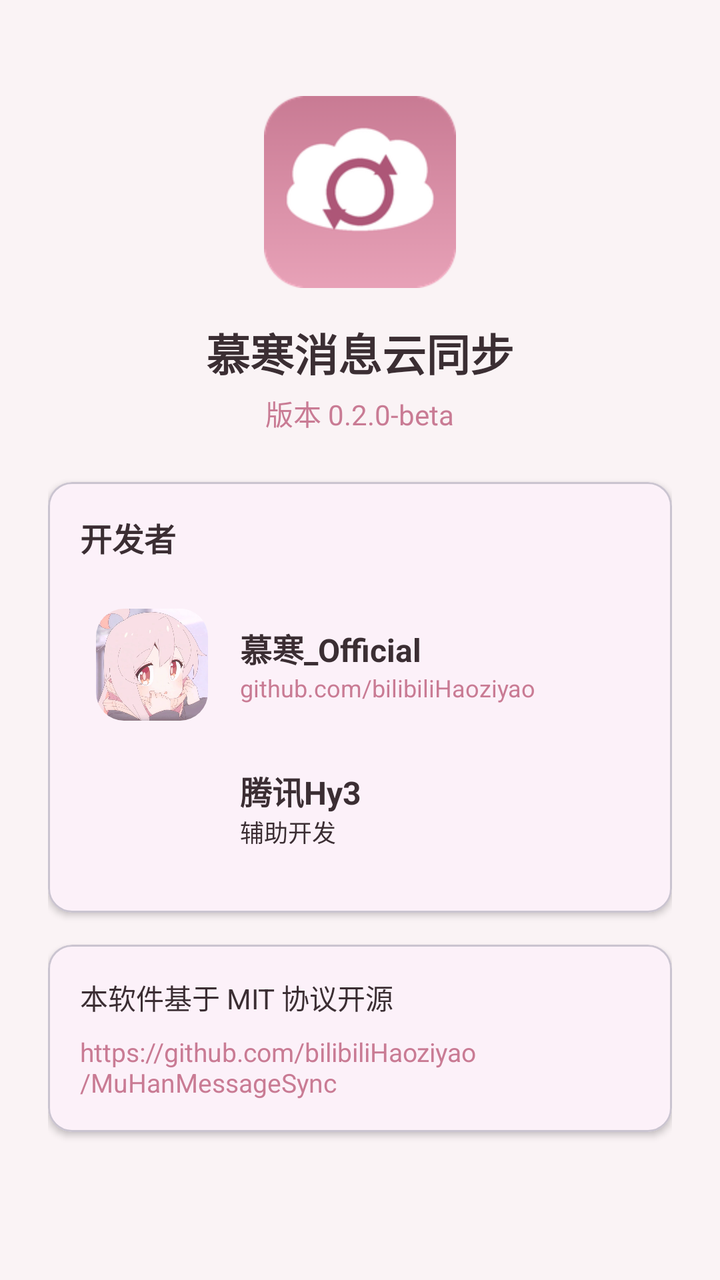
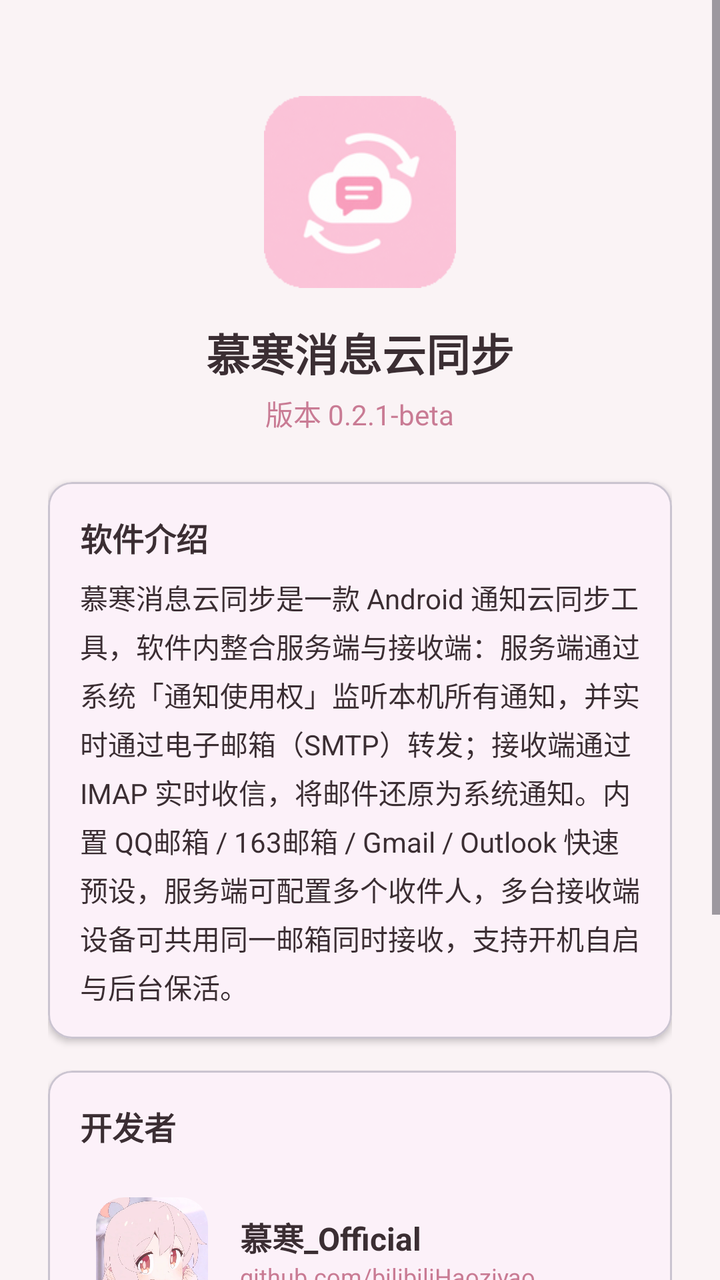

An Android layout rendered at two revisions. The XML below is the earlier revision; the diff shows what the commit changed to produce the second picture.
<!-- AndroidManifest.xml: application theme Theme.MuHanSync -->
<!-- res/layout/activity_about.xml -->
<?xml version="1.0" encoding="utf-8"?>
<ScrollView xmlns:android="http://schemas.android.com/apk/res/android"
    xmlns:app="http://schemas.android.com/apk/res-auto"
    android:layout_width="match_parent"
    android:layout_height="match_parent"
    android:background="@color/background"
    android:fillViewport="true">

    <LinearLayout
        android:layout_width="match_parent"
        android:layout_height="wrap_content"
        android:gravity="center_horizontal"
        android:orientation="vertical"
        android:padding="24dp">

        <ImageView
            android:layout_width="96dp"
            android:layout_height="96dp"
            android:layout_marginTop="24dp"
            android:contentDescription="@string/app_name"
            android:src="@mipmap/ic_launcher" />

        <TextView
            android:layout_width="wrap_content"
            android:layout_height="wrap_content"
            android:layout_marginTop="16dp"
            android:text="@string/app_name"
            android:textColor="@color/text_main"
            android:textSize="22sp"
            android:textStyle="bold" />

        <TextView
            android:layout_width="wrap_content"
            android:layout_height="wrap_content"
            android:layout_marginTop="4dp"
            android:text="@string/version_text"
            android:textColor="@color/primary_dark"
            android:textSize="14sp" />

        <com.google.android.material.card.MaterialCardView
            android:layout_width="match_parent"
            android:layout_height="wrap_content"
            android:layout_marginTop="24dp"
            app:cardCornerRadius="12dp"
            app:cardElevation="2dp">

            <LinearLayout
                android:layout_width="match_parent"
                android:layout_height="wrap_content"
                android:orientation="vertical"
                android:padding="16dp">

                <TextView
                    android:layout_width="wrap_content"
                    android:layout_height="wrap_content"
                    android:text="开发者"
                    android:textColor="@color/text_main"
                    android:textSize="16sp"
                    android:textStyle="bold" />

                
                <LinearLayout
                    android:id="@+id/devMuhan"
                    android:layout_width="match_parent"
                    android:layout_height="wrap_content"
                    android:layout_marginTop="16dp"
                    android:background="?attr/selectableItemBackground"
                    android:gravity="center_vertical"
                    android:orientation="horizontal"
                    android:padding="8dp">

                    <ImageView
                        android:id="@+id/imgMuhan"
                        android:layout_width="56dp"
                        android:layout_height="56dp"
                        android:background="@drawable/rounded_rect"
                        android:clipToOutline="true"
                        android:contentDescription="慕寒_Official"
                        android:outlineProvider="background"
                        android:scaleType="centerCrop"
                        android:src="@drawable/muhan_avatar" />

                    <LinearLayout
                        android:layout_width="0dp"
                        android:layout_height="wrap_content"
                        android:layout_marginStart="16dp"
                        android:layout_weight="1"
                        android:orientation="vertical">

                        <TextView
                            android:layout_width="wrap_content"
                            android:layout_height="wrap_content"
                            android:text="慕寒_Official"
                            android:textColor="@color/text_main"
                            android:textSize="16sp"
                            android:textStyle="bold" />

                        <TextView
                            android:layout_width="wrap_content"
                            android:layout_height="wrap_content"
                            android:text="github.com/bilibiliHaoziyao"
                            android:textColor="@color/primary_dark"
                            android:textSize="12sp" />
                    </LinearLayout>
                </LinearLayout>

                
                <LinearLayout
                    android:id="@+id/devHy3"
                    android:layout_width="match_parent"
                    android:layout_height="wrap_content"
                    android:background="?attr/selectableItemBackground"
                    android:gravity="center_vertical"
                    android:orientation="horizontal"
                    android:padding="8dp">

                    <ImageView
                        android:layout_width="56dp"
                        android:layout_height="56dp"
                        android:contentDescription="腾讯Hy3"
                        android:padding="8dp"
                        android:src="@android:drawable/sym_def_app_icon" />

                    <LinearLayout
                        android:layout_width="0dp"
                        android:layout_height="wrap_content"
                        android:layout_marginStart="16dp"
                        android:layout_weight="1"
                        android:orientation="vertical">

                        <TextView
                            android:layout_width="wrap_content"
                            android:layout_height="wrap_content"
                            android:text="腾讯Hy3"
                            android:textColor="@color/text_main"
                            android:textSize="16sp"
                            android:textStyle="bold" />

                        <TextView
                            android:layout_width="wrap_content"
                            android:layout_height="wrap_content"
                            android:text="@string/role_assistant_dev"
                            android:textColor="@color/text_main"
                            android:textSize="12sp" />
                    </LinearLayout>
                </LinearLayout>
            </LinearLayout>
        </com.google.android.material.card.MaterialCardView>

        <com.google.android.material.card.MaterialCardView
            android:layout_width="match_parent"
            android:layout_height="wrap_content"
            android:layout_marginTop="16dp"
            android:layout_marginBottom="24dp"
            app:cardCornerRadius="12dp"
            app:cardElevation="2dp">

            <LinearLayout
                android:layout_width="match_parent"
                android:layout_height="wrap_content"
                android:orientation="vertical"
                android:padding="16dp">

                <TextView
                    android:layout_width="wrap_content"
                    android:layout_height="wrap_content"
                    android:text="@string/license_text"
                    android:textColor="@color/text_main"
                    android:textSize="14sp" />

                <TextView
                    android:id="@+id/tvRepo"
                    android:layout_width="wrap_content"
                    android:layout_height="wrap_content"
                    android:layout_marginTop="8dp"
                    android:background="?attr/selectableItemBackground"
                    android:text="@string/repo_url"
                    android:textColor="@color/primary_dark"
                    android:textSize="13sp" />
            </LinearLayout>
        </com.google.android.material.card.MaterialCardView>
    </LinearLayout>
</ScrollView>
<!-- resources referenced by this layout -->
<resources>
  <color name="background">#FAF3F5</color>
  <color name="primary_dark">#C97B94</color>
  <color name="text_main">#3B2E33</color>
  <!-- drawable muhan_avatar: png bitmap (drawable-nodpi, 211037 bytes) -->
  <!-- drawable rounded_rect (drawable) -->
  <?xml version="1.0" encoding="utf-8"?>
  <shape xmlns:android="http://schemas.android.com/apk/res/android"
      android:shape="rectangle">
      <solid android:color="@color/surface" />
      <corners android:radius="14dp" />
  </shape>
  <!-- mipmap ic_launcher: png bitmap (mipmap-hdpi, 4637 bytes) -->
  <string name="app_name">慕寒消息云同步</string>
  <string name="license_text">本软件基于 MIT 协议开源</string>
  <string name="repo_url">https://github.com/bilibiliHaoziyao/MuHanMessageSync</string>
  <string name="role_assistant_dev">辅助开发</string>
  <string name="version_text">版本 0.2.0-beta</string>
  <style name="Theme.MuHanSync" parent="Theme.Material3.Light.NoActionBar">
          <item name="colorPrimary">@color/primary</item>
          <item name="colorPrimaryDark">@color/primary_dark</item>
          <item name="colorSecondary">@color/accent</item>
          <item name="android:colorBackground">@color/background</item>
          <item name="android:statusBarColor">@color/primary_dark</item>
      </style>
  <color name="surface">#FFFFFF</color>
  <color name="primary">#E8A2B8</color>
  <color name="accent">#F5C2D0</color>
</resources>

<!-- the commit's change to res/layout/activity_about.xml (unified diff, before → after) -->
@@ -37,10 +37,43 @@
             android:textColor="@color/primary_dark"
             android:textSize="14sp" />
 
+        
         <com.google.android.material.card.MaterialCardView
             android:layout_width="match_parent"
             android:layout_height="wrap_content"
             android:layout_marginTop="24dp"
+            app:cardCornerRadius="12dp"
+            app:cardElevation="2dp">
+
+            <LinearLayout
+                android:layout_width="match_parent"
+                android:layout_height="wrap_content"
+                android:orientation="vertical"
+                android:padding="16dp">
+
+                <TextView
+                    android:layout_width="wrap_content"
+                    android:layout_height="wrap_content"
+                    android:text="@string/intro_title"
+                    android:textColor="@color/text_main"
+                    android:textSize="16sp"
+                    android:textStyle="bold" />
+
+                <TextView
+                    android:layout_width="match_parent"
+                    android:layout_height="wrap_content"
+                    android:layout_marginTop="8dp"
+                    android:lineSpacingExtra="4dp"
+                    android:text="@string/intro_content"
+                    android:textColor="@color/text_main"
+                    android:textSize="14sp" />
+            </LinearLayout>
+        </com.google.android.material.card.MaterialCardView>
+
+        <com.google.android.material.card.MaterialCardView
+            android:layout_width="match_parent"
+            android:layout_height="wrap_content"
+            android:layout_marginTop="16dp"
             app:cardCornerRadius="12dp"
             app:cardElevation="2dp">
 
@@ -110,39 +143,24 @@
                     android:layout_width="match_parent"
                     android:layout_height="wrap_content"
                     android:background="?attr/selectableItemBackground"
-                    android:gravity="center_vertical"
-                    android:orientation="horizontal"
+                    android:orientation="vertical"
                     android:padding="8dp">
 
-                    <ImageView
-                        android:layout_width="56dp"
-                        android:layout_height="56dp"
-                        android:contentDescription="腾讯Hy3"
-                        android:padding="8dp"
-                        android:src="@android:drawable/sym_def_app_icon" />
-
-                    <LinearLayout
-                        android:layout_width="0dp"
+                    <TextView
+                        android:layout_width="wrap_content"
                         android:layout_height="wrap_content"
-                        android:layout_marginStart="16dp"
-                        android:layout_weight="1"
-                        android:orientation="vertical">
-
-                        <TextView
-                            android:layout_width="wrap_content"
-                            android:layout_height="wrap_content"
-                            android:text="腾讯Hy3"
-                            android:textColor="@color/text_main"
-                            android:textSize="16sp"
-                            android:textStyle="bold" />
-
-                        <TextView
-                            android:layout_width="wrap_content"
-                            android:layout_height="wrap_content"
-                            android:text="@string/role_assistant_dev"
-                            android:textColor="@color/text_main"
-                            android:textSize="12sp" />
-                    </LinearLayout>
+                        android:text="腾讯Hy3"
+                        android:textColor="@color/text_main"
+                        android:textSize="16sp"
+                        android:textStyle="bold" />
+
+                    <TextView
+                        android:layout_width="wrap_content"
+                        android:layout_height="wrap_content"
+                        android:layout_marginTop="2dp"
+                        android:text="@string/role_assistant_dev"
+                        android:textColor="@color/text_main"
+                        android:textSize="12sp" />
                 </LinearLayout>
             </LinearLayout>
         </com.google.android.material.card.MaterialCardView>
<!-- resource entries referenced after the edit -->
@@ -11,12 +11,14 @@
       <solid android:color="@color/surface" />
       <corners android:radius="14dp" />
   </shape>
-  <!-- mipmap ic_launcher: png bitmap (mipmap-hdpi, 4637 bytes) -->
+  <!-- mipmap ic_launcher: png bitmap (mipmap-hdpi, 3726 bytes) -->
   <string name="app_name">慕寒消息云同步</string>
+  <string name="intro_content">慕寒消息云同步是一款 Android 通知云同步工具，软件内整合服务端与接收端：服务端通过系统「通知使用权」监听本机所有通知，并实时通过电子邮箱（SMTP）转发；接收端通过 IMAP 实时收信，将邮件还原为系统通知。内置 QQ邮箱 / 163邮箱 / Gmail / Outlook 快速预设，服务端可配置多个收件人，多台接收端设备可共用同一邮箱同时接收，支持开机自启与后台保活。</string>
+  <string name="intro_title">软件介绍</string>
   <string name="license_text">本软件基于 MIT 协议开源</string>
   <string name="repo_url">https://github.com/bilibiliHaoziyao/MuHanMessageSync</string>
   <string name="role_assistant_dev">辅助开发</string>
-  <string name="version_text">版本 0.2.0-beta</string>
+  <string name="version_text">版本 0.2.1-beta</string>
   <style name="Theme.MuHanSync" parent="Theme.Material3.Light.NoActionBar">
           <item name="colorPrimary">@color/primary</item>
           <item name="colorPrimaryDark">@color/primary_dark</item>
